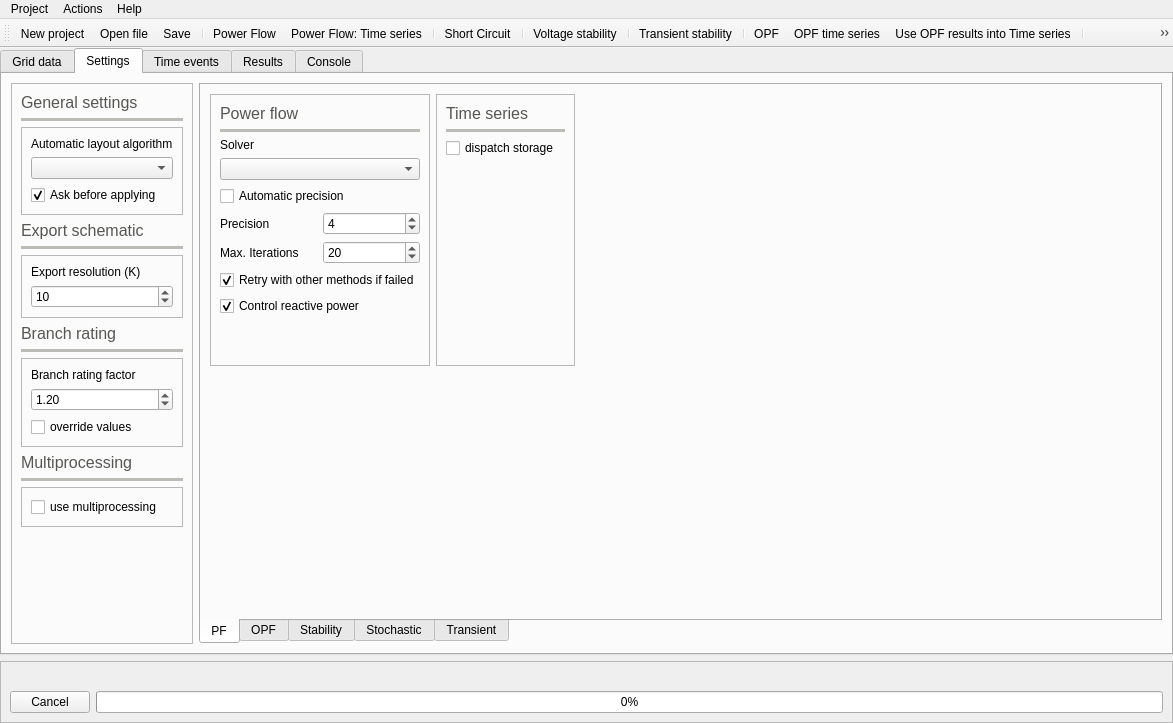
First picture: the form in UnderDevelopment/GridCal/Gui/Main/MainWindow.ui, repository SanPen/GridCal, before the edit.
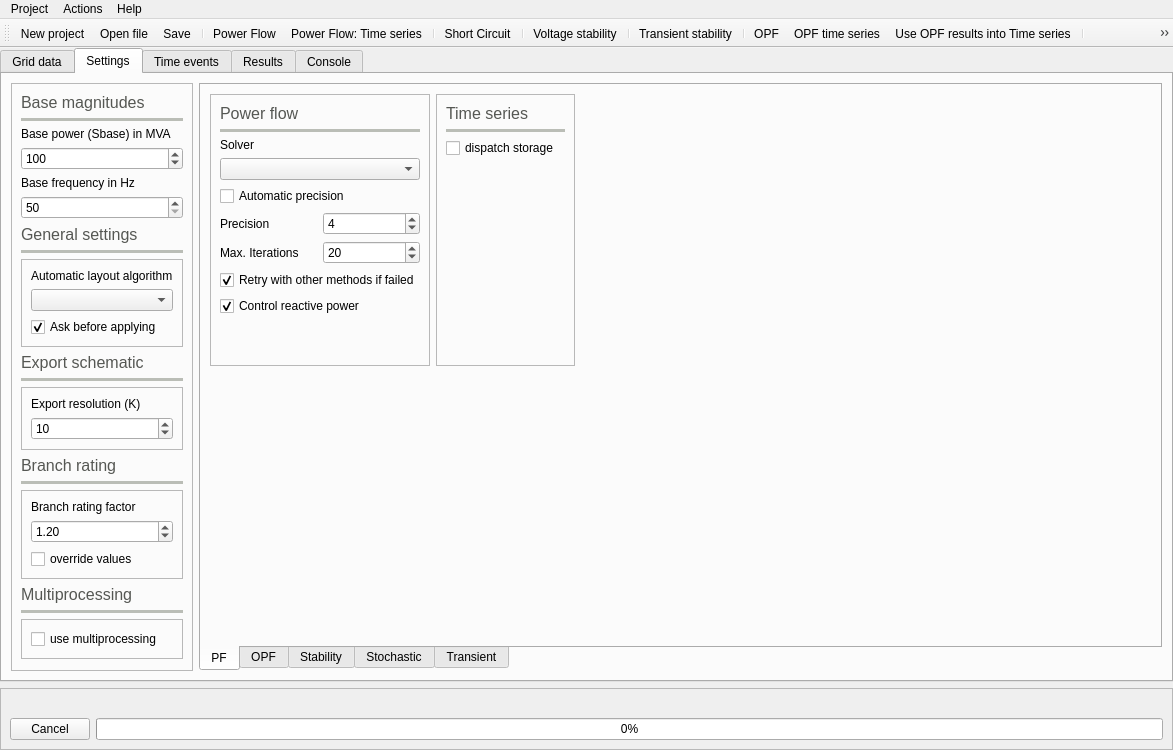
Second picture: the form after the edit. The open tabs and pages were chosen to show the change. Icons and pictures are not drawn. Custom widgets are drawn as their Qt base class.

```diff
--- a/UnderDevelopment/GridCal/Gui/Main/MainWindow.ui
+++ b/UnderDevelopment/GridCal/Gui/Main/MainWindow.ui
@@ -2653,6 +2653,151 @@
            <enum>QFrame::Raised</enum>
           </property>
           <layout class="QVBoxLayout" name="verticalLayout_12">
+           <item>
+            <widget class="QLabel" name="label_54">
+             <property name="palette">
+              <palette>
+               <active>
+                <colorrole role="WindowText">
+                 <brush brushstyle="SolidPattern">
+                  <color alpha="255">
+                   <red>85</red>
+                   <green>87</green>
+                   <blue>83</blue>
+                  </color>
+                 </brush>
+                </colorrole>
+               </active>
+               <inactive>
+                <colorrole role="WindowText">
+                 <brush brushstyle="SolidPattern">
+                  <color alpha="255">
+                   <red>85</red>
+                   <green>87</green>
+                   <blue>83</blue>
+                  </color>
+                 </brush>
+                </colorrole>
+               </inactive>
+               <disabled>
+                <colorrole role="WindowText">
+                 <brush brushstyle="SolidPattern">
+                  <color alpha="255">
+                   <red>190</red>
+                   <green>190</green>
+                   <blue>190</blue>
+                  </color>
+                 </brush>
+                </colorrole>
+               </disabled>
+              </palette>
+             </property>
+             <property name="font">
+              <font>
+               <pointsize>12</pointsize>
+              </font>
+             </property>
+             <property name="text">
+              <string>Base magnitudes</string>
+             </property>
+            </widget>
+           </item>
+           <item>
+            <widget class="Line" name="line_19">
+             <property name="palette">
+              <palette>
+               <active>
+                <colorrole role="WindowText">
+                 <brush brushstyle="SolidPattern">
+                  <color alpha="255">
+                   <red>186</red>
+                   <green>189</green>
+                   <blue>182</blue>
+                  </color>
+                 </brush>
+                </colorrole>
+               </active>
+               <inactive>
+                <colorrole role="WindowText">
+                 <brush brushstyle="SolidPattern">
+                  <color alpha="255">
+                   <red>186</red>
+                   <green>189</green>
+                   <blue>182</blue>
+                  </color>
+                 </brush>
+                </colorrole>
+               </inactive>
+               <disabled>
+                <colorrole role="WindowText">
+                 <brush brushstyle="SolidPattern">
+                  <color alpha="255">
+                   <red>190</red>
+                   <green>190</green>
+                   <blue>190</blue>
+                  </color>
+                 </brush>
+                </colorrole>
+               </disabled>
+              </palette>
+             </property>
+             <property name="frameShadow">
+              <enum>QFrame::Plain</enum>
+             </property>
+             <property name="lineWidth">
+              <number>4</number>
+             </property>
+             <property name="orientation">
+              <enum>Qt::Horizontal</enum>
+             </property>
+            </widget>
+           </item>
+           <item>
+            <widget class="QLabel" name="label_57">
+             <property name="text">
+              <string>Base power (Sbase) in MVA</string>
+             </property>
+            </widget>
+           </item>
+           <item>
+            <widget class="QDoubleSpinBox" name="sbase_doubleSpinBox">
+             <property name="decimals">
+              <number>0</number>
+             </property>
+             <property name="minimum">
+              <double>1.000000000000000</double>
+             </property>
+             <property name="maximum">
+              <double>10000000000000000000.000000000000000</double>
+             </property>
+             <property name="value">
+              <double>100.000000000000000</double>
+             </property>
+            </widget>
+           </item>
+           <item>
+            <widget class="QLabel" name="label_58">
+             <property name="text">
+              <string>Base frequency in Hz</string>
+             </property>
+            </widget>
+           </item>
+           <item>
+            <widget class="QDoubleSpinBox" name="fbase_doubleSpinBox">
+             <property name="decimals">
+              <number>0</number>
+             </property>
+             <property name="minimum">
+              <double>50.000000000000000</double>
+             </property>
+             <property name="maximum">
+              <double>60.000000000000000</double>
+             </property>
+             <property name="singleStep">
+              <double>10.000000000000000</double>
+             </property>
+            </widget>
+           </item>
            <item>
             <widget class="QLabel" name="label_11">
              <property name="palette">
```
Left out of the diff: 2 changed lines with no effect on the pictures.
